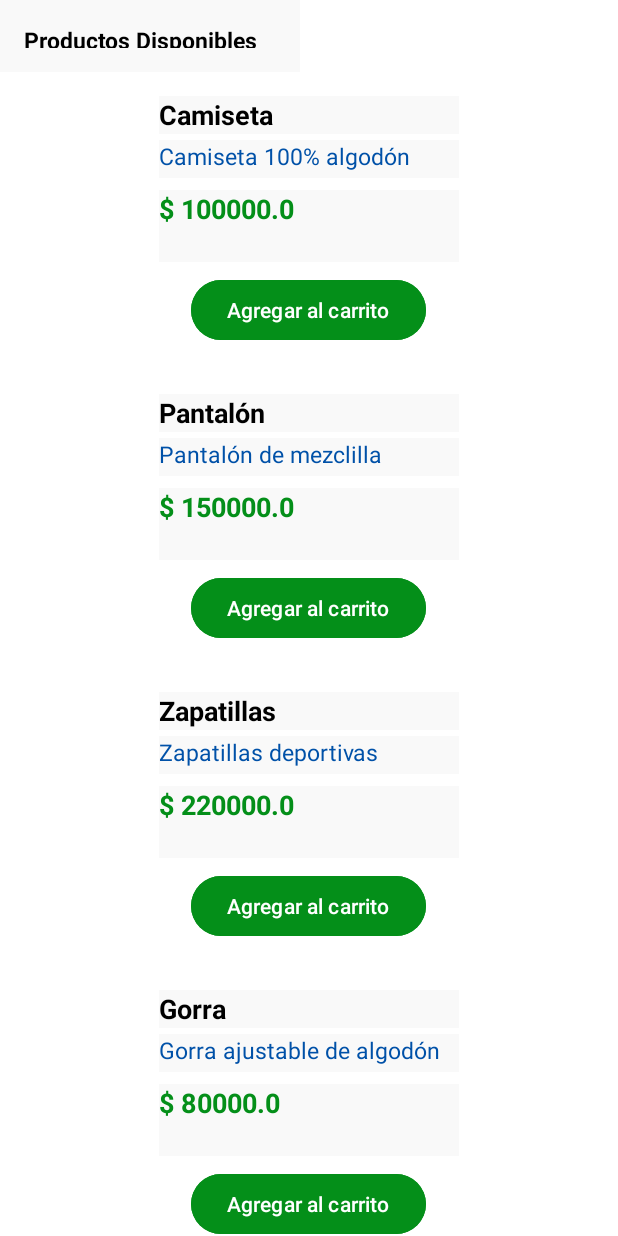
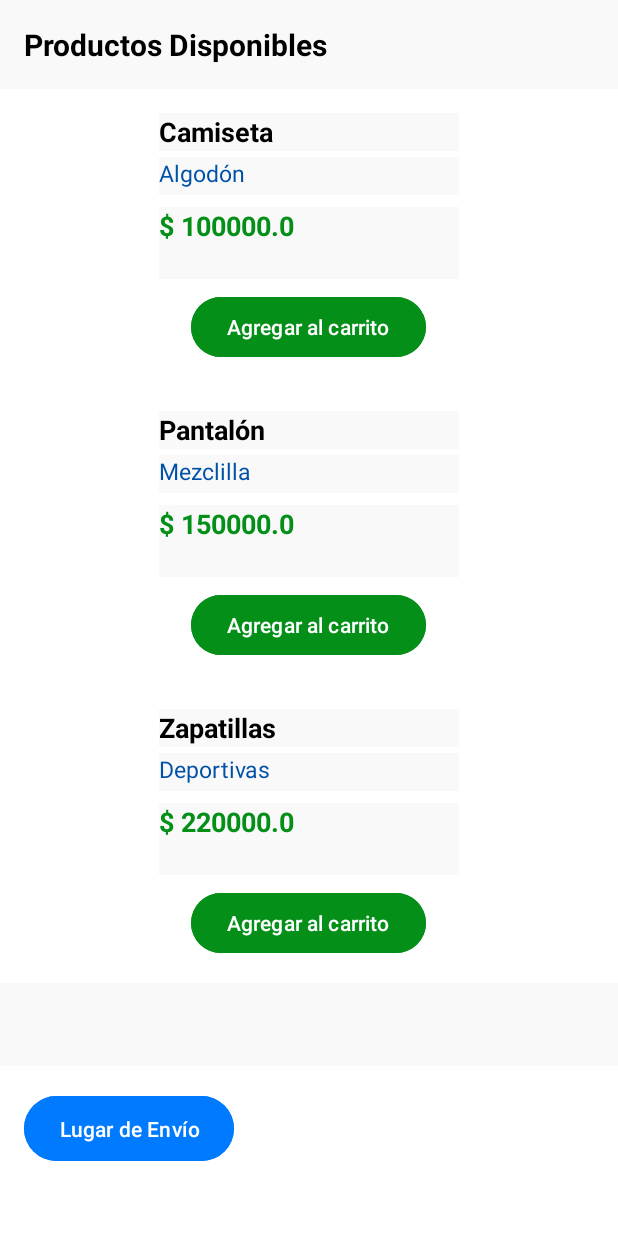
Before and after one commit to Ricardo-rios1983/contextualizacion3, an Android app: the ProductosListActivity screen opened directly, with no data from a screen before it, after a tap on "Agregar al carrito", on a phone screen of 412 x 824 dp. Run offline under Robolectric (Android 15) with nearby library versions, the phone set to English and light mode, and no system bars; our stand-ins replace Room's generated code.

Commit message:
commit de apk

```diff
--- a/app/build.gradle.kts
+++ b/app/build.gradle.kts
@@ -40,4 +40,7 @@ dependencies {
     testImplementation(libs.junit)
     androidTestImplementation(libs.ext.junit)
     androidTestImplementation(libs.espresso.core)
+    implementation("com.google.android.gms:play-services-location:21.0.1")
+    implementation("androidx.room:room-runtime:2.6.1")
+    annotationProcessor("androidx.room:room-compiler:2.6.1")
 }
--- a/app/src/main/java/com/example/contextualizacion3/ProductoAdapter.java
+++ b/app/src/main/java/com/example/contextualizacion3/ProductoAdapter.java
@@ -11,6 +11,10 @@ import java.util.List;
 import db.Producto;
 
 public class ProductoAdapter extends RecyclerView.Adapter<ProductoAdapter.ViewHolder> {
+    public void setProducts(List<Producto> list) {
+        this.productos = list;
+    }
+
     public interface OnProductClickListener {
         void onClick(Producto product);
     }
--- a/app/src/main/java/com/example/contextualizacion3/ProductosListActivity.java
+++ b/app/src/main/java/com/example/contextualizacion3/ProductosListActivity.java
@@ -1,7 +1,9 @@
 package com.example.contextualizacion3;
 
+import android.content.Intent;
 import android.os.Bundle;
 import android.util.Log;
+import android.widget.Button;
 import android.widget.Toast;
 
 import androidx.activity.EdgeToEdge;
@@ -15,6 +17,7 @@ import androidx.recyclerview.widget.RecyclerView;
 import java.util.ArrayList;
 import java.util.List;
 
+import db.AppDatabase;
 import db.CartRepository;
 import db.Producto;
 
@@ -23,31 +26,55 @@ public class ProductosListActivity extends AppCompatActivity {
     private RecyclerView recyclerView;
     private ProductoAdapter adapter;
     private List<Producto> productos = new ArrayList<>();
-
+    private Button btnUbicacion;
     private static final String TAG = "Ciclo Vida";
 
     @Override
     protected void onCreate(Bundle savedInstanceState) {
+        try {
             super.onCreate(savedInstanceState);
             EdgeToEdge.enable(this);
             setContentView(R.layout.activity_productos_list);
+            btnUbicacion = findViewById(R.id.btnUbicacion);
 
             recyclerView = findViewById(R.id.recyclerProductos);
             recyclerView.setLayoutManager(new LinearLayoutManager(this));
 
-        productos.add(new Producto(1, "Camiseta", "Camiseta 100% algodón", 100000.0));
-        productos.add(new Producto(2, "Pantalón", "Pantalón de mezclilla", 150000.0));
-        productos.add(new Producto(3, "Zapatillas", "Zapatillas deportivas", 220000.0));
-        productos.add(new Producto(4, "Gorra", "Gorra ajustable de algodón", 80000.0));
-        productos.add(new Producto(5, "sudadera", "sudadera de algodón", 400000.0));
-
-        adapter = new ProductoAdapter(productos, product -> {
-            CartRepository.addToCart(product);
+            adapter = new ProductoAdapter(new ArrayList<>(), product -> {
+                new Thread(() -> {
+                    CartRepository.addToCart(ProductosListActivity.this, product);
+                }).start();
                 Toast.makeText(this, product.nombre + " añadido al carrito", Toast.LENGTH_SHORT).show();
             });
 
             recyclerView.setAdapter(adapter);
+
+            new Thread(() -> {
+                AppDatabase db = AppDatabase.get(this);
+                if (db.productoDao().getAll().isEmpty()) {
+                    db.productoDao().insertAll(
+                            make("Camiseta", "Algodón", 100000),
+                            make("Pantalón", "Mezclilla", 150000),
+                            make("Zapatillas", "Deportivas", 220000)
+                    );
                 }
+
+                List<Producto> products = db.productoDao().getAll();
+                runOnUiThread(() -> {
+                    adapter.setProducts(products);
+                    adapter.notifyDataSetChanged();
+                });
+            }).start();
+
+            btnUbicacion.setOnClickListener(v -> {
+                Intent i = new Intent(this, MapsActivity.class);
+                startActivity(i);
+            });
+        } catch (Exception e) {
+            Log.e("Error", e.getMessage());
+        }
+    }
+
     @Override
     protected void onStart() {
         super.onStart();
@@ -84,4 +111,7 @@ public class ProductosListActivity extends AppCompatActivity {
         Log.d(TAG, "onDestroy: La Activity se está destruyendo.");
     }
 
+    private Producto make(String n, String d, double p){
+        Producto pr = new Producto(); pr.nombre=n; pr.descripcion=d; pr.precio=p; return pr;
     }
+}
--- /dev/null
+++ b/app/src/main/java/db/AppDatabase.java
@@ -0,0 +1,29 @@
+package db;
+
+import android.content.Context;
+
+import androidx.room.Database;
+import androidx.room.Room;
+import androidx.room.RoomDatabase;
+
+@Database(entities = {Producto.class, Cliente.class, CartItem.class}, version = 1)
+public abstract class AppDatabase extends RoomDatabase {
+    private static volatile AppDatabase INSTANCE;
+
+    public abstract ProductoDao productoDao();
+    public abstract ClienteDao clienteDao();
+    public abstract CarritoDao carritoDao();
+    public static AppDatabase get(Context ctx) {
+        if (INSTANCE == null) {
+            synchronized (AppDatabase.class) {
+                if (INSTANCE == null) {
+                    INSTANCE = Room.databaseBuilder(
+                            ctx.getApplicationContext(),
+                            AppDatabase.class, "store.db"
+                    ).fallbackToDestructiveMigration().build();
+                }
+            }
+        }
+        return INSTANCE;
+    }
+}
--- /dev/null
+++ b/app/src/main/java/db/CarritoDao.java
@@ -0,0 +1,32 @@
+package db;
+
+import androidx.room.Dao;
+import androidx.room.Delete;
+import androidx.room.Insert;
+import androidx.room.Query;
+import androidx.room.Update;
+
+import java.util.List;
+
+@Dao
+public interface CarritoDao {
+    @Query("SELECT * FROM cart_items")
+    List<CartItem> getAll();
+
+    @Query("SELECT * FROM cart_items WHERE productoId = :productId LIMIT 1")
+    CartItem findByProduct(int productId);
+
+    @Insert
+    long insert(CartItem c);
+
+    @Update
+    void update(CartItem item);
+
+    @Query("DELETE FROM cart_items") void clear();
+    @Delete
+    void delete(CartItem c);
+
+    @Query("SELECT SUM(p.precio * c.cantidad) FROM cart_items c JOIN Producto p ON p.id = c.productoId")
+    Double getTotal();
+
+}
--- /dev/null
+++ b/app/src/main/java/db/CartItem.java
@@ -0,0 +1,17 @@
+package db;
+
+import androidx.room.Entity;
+import androidx.room.ForeignKey;
+import androidx.room.Index;
+import androidx.room.PrimaryKey;
+
+@Entity(tableName = "cart_items",
+        foreignKeys = @ForeignKey(entity = Producto.class,
+                parentColumns = "id", childColumns = "productoId",
+                onDelete = ForeignKey.CASCADE),
+        indices = {@Index("productoId")})
+public class CartItem {
+    @PrimaryKey(autoGenerate = true) public int id;
+    public int productoId;
+    public int cantidad;
+}
--- a/app/src/main/java/db/CartRepository.java
+++ b/app/src/main/java/db/CartRepository.java
@@ -1,13 +1,47 @@
 package db;
+
+import android.content.Context;
 
 import java.util.ArrayList;
 import java.util.List;
+import java.util.function.Consumer;
 
 public class CartRepository {
     private static final List<Producto> cart = new ArrayList<>();
-    public static void addToCart(Producto p) { cart.add(p); }
+    public static List<Producto> getCart() { return new ArrayList<>(cart); }
+    private static CarritoDao dao;
 
-    public static void removeFromCart(Producto p) { cart.remove(p); }
+    public static void init(AppDatabase db) {
+        dao = db.carritoDao();
+    }
 
-    public static List<Producto> getCart() { return new ArrayList<>(cart); }
+    public static void addToCart(Context context, Producto product) {
+        new Thread(() -> {
+            AppDatabase db = AppDatabase.get(context.getApplicationContext());
+            CarritoDao localDao = db.carritoDao();
+
+            try {
+                CartItem item = localDao.findByProduct(product.id);
+
+                if (item != null) {
+                    item.cantidad++;
+                    localDao.update(item);
+                } else {
+                    CartItem nuevo = new CartItem();
+                    nuevo.productoId = product.id;
+                    nuevo.cantidad = 1;
+                    localDao.insert(nuevo);
+                }
+            } catch (Exception e) {
+                e.printStackTrace();
+            }
+        }).start();
+    }
+
+    public static void getCart(Consumer<List<CartItem>> callback) {
+        new Thread(() -> {
+            List<CartItem> items = dao.getAll();
+            callback.accept(items);
+        }).start();
+    }
 }
--- /dev/null
+++ b/app/src/main/java/db/ClienteDao.java
@@ -0,0 +1,18 @@
+package db;
+
+import androidx.room.Dao;
+import androidx.room.Insert;
+import androidx.room.Query;
+
+import java.util.List;
+
+@Dao
+public interface ClienteDao {
+    @Insert
+    void insert(Cliente c);
+    @Query("SELECT * FROM Cliente WHERE email=:email LIMIT 1")
+    Cliente findByEmail(String email);
+
+    @Query("SELECT * FROM Cliente")
+    List<Cliente> getAll();
+}
--- a/app/src/main/java/db/Producto.java
+++ b/app/src/main/java/db/Producto.java
@@ -1,16 +1,15 @@
 package db;
 
+import androidx.annotation.NonNull;
+import androidx.room.Entity;
+import androidx.room.PrimaryKey;
+
+@Entity(tableName = "Producto")
 public class Producto {
+    @PrimaryKey(autoGenerate = true)
     public int id;
+    @NonNull
     public String nombre;
     public String descripcion;
     public double precio;
-
-
-    public Producto(int id, String name, String descripcion, double precio) {
-        this.id = id;
-        this.nombre = name;
-        this.descripcion = descripcion;
-        this.precio = precio;
-    }
 }
--- /dev/null
+++ b/app/src/main/java/db/ProductoDao.java
@@ -0,0 +1,25 @@
+package db;
+
+import androidx.room.Dao;
+import androidx.room.Delete;
+import androidx.room.Insert;
+import androidx.room.Query;
+import androidx.room.Update;
+import java.util.List;
+
+@Dao
+public interface ProductoDao {
+    @Query("SELECT * FROM Producto ORDER BY nombre")
+    List<Producto> getAll();
+
+    @Insert
+    void insertAll(Producto... products);
+    @Insert long insert(Producto p);
+    @Update
+    void update(Producto p);
+    @Delete
+    void delete(Producto p);
+
+    @Query("SELECT * FROM Producto WHERE id=:id LIMIT 1")
+    Producto findById(int id);
+}
--- a/app/src/main/res/layout/activity_productos_list.xml
+++ b/app/src/main/res/layout/activity_productos_list.xml
@@ -4,19 +4,31 @@
     android:layout_width="match_parent"
     android:layout_height="match_parent"
     android:orientation="vertical"
-    android:background="#FFFFFF">
+    android:background="#FFFFFF"
+    android:paddingBottom="30dp">
 
     <TextView
         android:text="Productos Disponibles"
-        android:textSize="15sp"
+        android:textSize="20sp"
         android:textStyle="bold"
         android:padding="16dp"
         android:textColor="#000"
-        android:layout_height="48dp"
-        android:layout_width="200dp"/>
+        android:layout_width="match_parent"
+        android:layout_height="wrap_content" />
 
     <androidx.recyclerview.widget.RecyclerView
         android:id="@+id/recyclerProductos"
         android:layout_width="match_parent"
-        android:layout_height="match_parent" />
+        android:layout_height="0dp"
+        android:layout_weight="1" />
+
+    <Button
+        android:id="@+id/btnUbicacion"
+        android:layout_width="140dp"
+        android:layout_height="wrap_content"
+        android:layout_margin="16dp"
+        android:backgroundTint="#007AFF"
+        android:padding="12dp"
+        android:text="Lugar de Envío"
+        android:textColor="#FFF" />
 </LinearLayout>
```
Also changed, not shown: app/src/main/AndroidManifest.xml (+7 -0 lines), app/src/main/java/com/example/contextualizacion3/MainActivity.java (+24 -7 lines), app/src/main/java/com/example/contextualizacion3/MapsActivity.java (added, +78 -0 lines), app/src/main/java/com/example/contextualizacion3/activity_registrar.java (+45 -6 lines), app/src/main/java/db/Cliente.java (added, +16 -0 lines), app/src/main/res/layout/activity_maps.xml (added, +18 -0 lines). Lines whose indentation alone changed are shown as unchanged.
